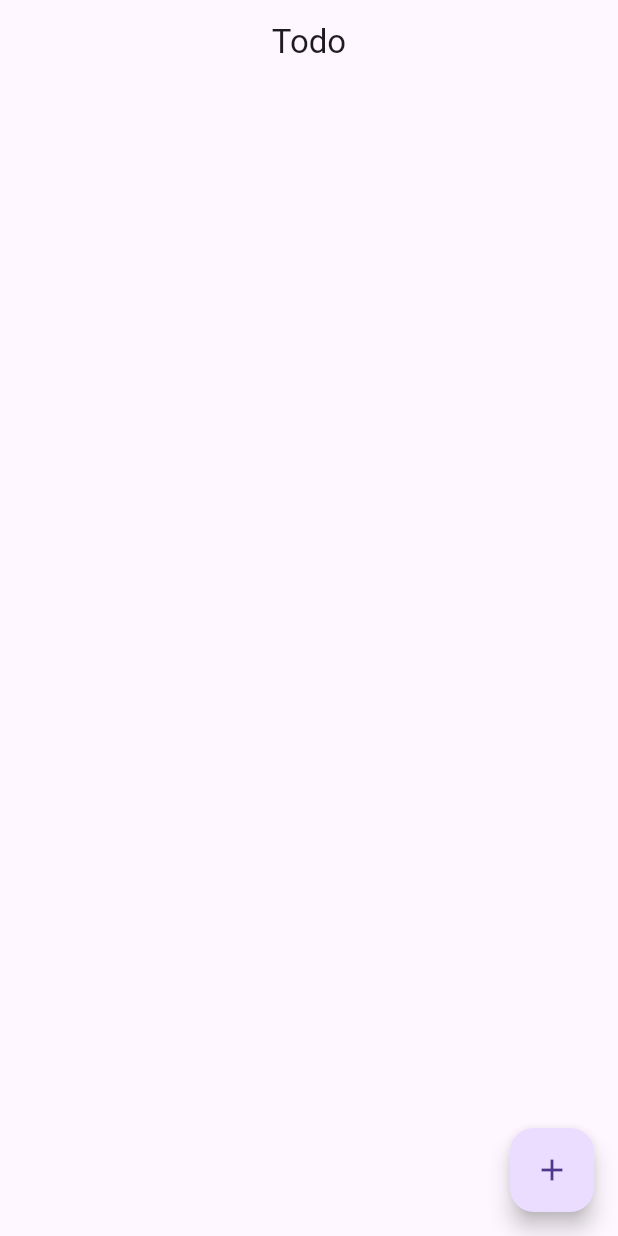
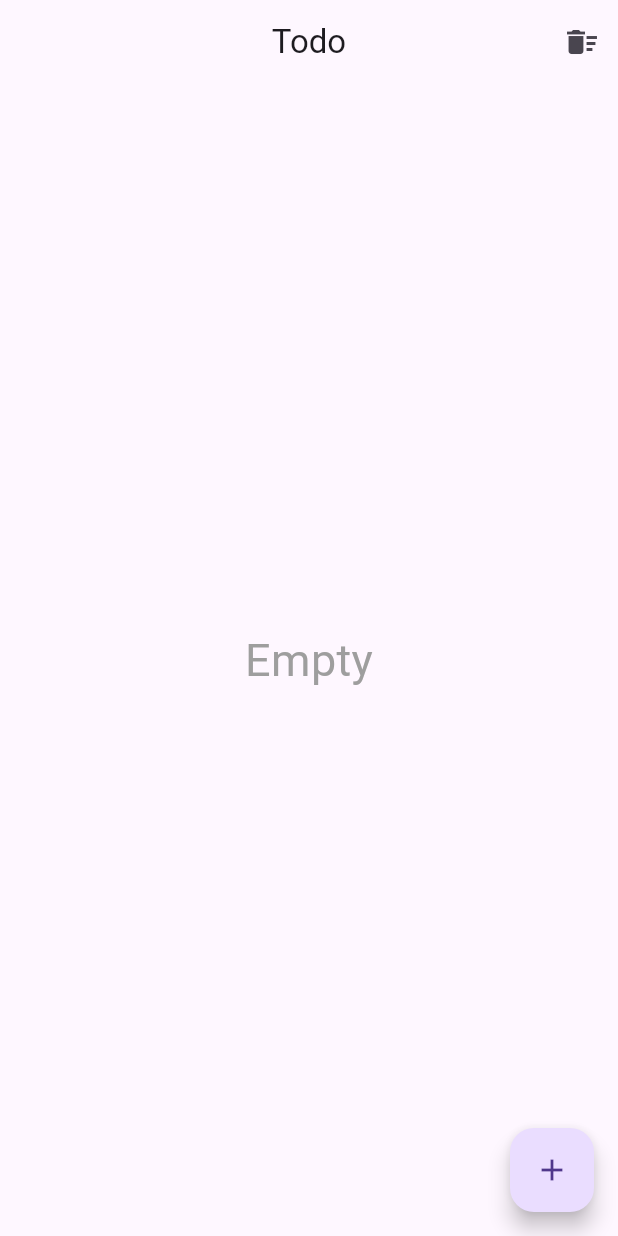
Before and after one commit to AnujitDatta-trickcel/todo_using_bloc, a Flutter app: the screen it shows after launch, on a phone screen of 412 x 824 dp. Run offline on Flutter 3.47's test engine with Material 3 defaults, Android fonts, the phone set to English and light mode, and no system bars; our stand-ins replace equatable, flutter_bloc, shared_preferences.

```diff
--- a/lib/logic/todo_event.dart
+++ b/lib/logic/todo_event.dart
@@ -4,34 +4,42 @@ sealed class TodoEvent extends Equatable {
   const TodoEvent();
 }
 
-class Fetch extends TodoEvent{
-  @override
-  List<Object?> get props => [];
-}
-class Clear extends TodoEvent{
+class Fetch extends TodoEvent{  //Done
   @override
   List<Object?> get props => [];
 }
 
-class Add extends TodoEvent{
+class Clear extends TodoEvent{ //Done
+  @override
+  List<Object?> get props => [];
+}
+
+class Get extends TodoEvent{  //Done
+  final int id;
+  const Get({required this.id});
+  @override
+  List<Object?> get props => [];
+}
+
+class Add extends TodoEvent{ //Done
   final Todo newTodo;
   const Add({required this.newTodo});
   @override
   List<Object?> get props => [newTodo];
 }
-class Complete extends TodoEvent{
+class CompleteTodoStatus extends TodoEvent{ //Done
   final int id;
-  const Complete({required this.id});
+  const CompleteTodoStatus({required this.id});
   @override
   List<Object?> get props => [id];
 }
-class Update extends TodoEvent{
-  final int id;
-  const Update({required this.id});
+class Update extends TodoEvent{ //Done
+  final Todo updatedTodo;
+  const Update({required this.updatedTodo});
   @override
-  List<Object?> get props => [id];
+  List<Object?> get props => [updatedTodo];
 }
-class Delete extends TodoEvent{
+class Delete extends TodoEvent{ //Done
   final int id;
   const Delete({required this.id});
   @override
--- a/lib/logic/todo_state.dart
+++ b/lib/logic/todo_state.dart
@@ -4,11 +4,15 @@ part of 'todo_bloc.dart';
 abstract class TodoState {}
 
 class TodoListLoading extends TodoState {
-  final List<Todo> todos;
-  TodoListLoading({this.todos=const[]});
+  TodoListLoading();
 }
 
 class TodoListFetched extends TodoState {
   final List<Todo> todos;
   TodoListFetched({required this.todos});
 }
+
+class SingleTodoGot extends TodoState{
+  final Todo todo;
+  SingleTodoGot({required this.todo});
+}
--- a/lib/presentation/screens/home.dart
+++ b/lib/presentation/screens/home.dart
@@ -2,6 +2,13 @@ import 'package:flutter/material.dart';
 import 'package:flutter_bloc/flutter_bloc.dart';
 import 'package:todo_using_bloc/data/models/todo_model.dart';
 import 'package:todo_using_bloc/logic/todo_bloc.dart';
+import 'package:todo_using_bloc/presentation/screens/add.dart';
+
+import '../widgets/home_screen/add_button.dart';
+import '../widgets/home_screen/delete_all_todo_button.dart';
+import '../widgets/home_screen/empty_notation.dart';
+import '../widgets/home_screen/loading_notation.dart';
+import '../widgets/home_screen/todo_list.dart';
 
 class HomeScreen extends StatefulWidget {
   const HomeScreen({super.key});
@@ -16,49 +23,33 @@ class _HomeScreenState extends State<HomeScreen> {
     super.initState();
     context.read<TodoBloc>().add(Fetch());
   }
+
   @override
   Widget build(BuildContext context) {
+    int length = 0;
     return Scaffold(
       appBar: AppBar(
         title: const Text('Todo'),
         centerTitle: true,
+        actions: const [
+          DeleteAllTodoButton()
+        ],
       ),
       body: BlocBuilder<TodoBloc, TodoState>(
         builder: (context, state) {
-          return Visibility(
-            visible: state is TodoListFetched,
-            replacement: const Center(
-              child: SizedBox(
-                height: 100,
-                width: 100,
-                child: CircularProgressIndicator(),
-              ),
-            ),
-            child: ListView.separated(
-              itemCount: state is TodoListFetched ? state.todos.length : 0,
-              separatorBuilder: (context, index) => const SizedBox(height: 10),
-              itemBuilder: (context, index) {
-                return ListTile(
-                  leading: CircleAvatar(child: Text(state is TodoListFetched?state.todos[index].id.toString():index.toString()),),
-                  title: Text(state is TodoListFetched? state.todos[index].title+state.todos[index].id.toString():'Dummy Title'),
-                  subtitle: Text(state is TodoListFetched? state.todos[index].description:'This is a dummy todo item'),
-                  trailing: const Icon(Icons.delete),
-                );
-              },
-            ),
-          );
+          if (state is TodoListFetched) {
+            length = state.todos.length;
+            return Visibility(
+              visible: state.todos.isNotEmpty,
+              replacement: const EmptyNotation(),
+              child: TodoList(length: length,state: state,),
+            );
+          } else {
+            return const LoadingNotation();
+          }
         },
       ),
-      floatingActionButton: FloatingActionButton(
-        onPressed: (){
-          context.read<TodoBloc>().add(Add(newTodo: Todo(
-            id: 1,
-            title: 'Todo',
-            description: 'This is a todo example',
-          )));
-        },
-        child: const Icon(Icons.add),
-      ),
+      floatingActionButton: AddButton(length: length,),
     );
   }
 }
--- /dev/null
+++ b/lib/presentation/widgets/home_screen/add_button.dart
@@ -0,0 +1,27 @@
+import 'package:flutter/material.dart';
+
+import '../../screens/add.dart';
+
+class AddButton extends StatelessWidget {
+  const AddButton({
+    super.key,
+    required this.length,
+  });
+  final int length;
+
+  @override
+  Widget build(BuildContext context) {
+    return FloatingActionButton(
+      onPressed: () {
+        Navigator.push(
+            context,
+            MaterialPageRoute(
+                builder: (context) => AddTodoScreen(
+                  length: length,
+                  isNew: true,
+                )));
+      },
+      child: const Icon(Icons.add),
+    );
+  }
+}
--- /dev/null
+++ b/lib/presentation/widgets/home_screen/delete_all_todo_button.dart
@@ -0,0 +1,20 @@
+import 'package:flutter/material.dart';
+import 'package:flutter_bloc/flutter_bloc.dart';
+
+import '../../../logic/todo_bloc.dart';
+
+class DeleteAllTodoButton extends StatelessWidget {
+  const DeleteAllTodoButton({
+    super.key,
+  });
+
+  @override
+  Widget build(BuildContext context) {
+    return IconButton(
+      onPressed: () {
+        context.read<TodoBloc>().add(Clear());
+      },
+      icon: const Icon(Icons.delete_sweep),
+    );
+  }
+}
--- /dev/null
+++ b/lib/presentation/widgets/home_screen/empty_notation.dart
@@ -0,0 +1,20 @@
+import 'package:flutter/material.dart';
+
+class EmptyNotation extends StatelessWidget {
+  const EmptyNotation({
+    super.key,
+  });
+
+  @override
+  Widget build(BuildContext context) {
+    return const Center(
+      child: Text(
+        'Empty',
+        style: TextStyle(
+          color: Colors.grey,
+          fontSize: 30,
+        ),
+      ),
+    );
+  }
+}
```
Also changed, not shown: lib/data/data_providers/shared_prefs.dart (renamed from lib/data/repositories/shared_prefs.dart, +7 -19 lines), lib/data/repositories/todo_ripo.dart (added, +33 -0 lines), lib/logic/todo_bloc.dart (+30 -10 lines), lib/presentation/screens/add.dart (added, +95 -0 lines), lib/presentation/widgets/add_screen/discription_field.dart (added, +24 -0 lines), lib/presentation/widgets/add_screen/title_field.dart (added, +28 -0 lines), lib/presentation/widgets/home_screen/loading_notation.dart (added, +18 -0 lines), lib/presentation/widgets/home_screen/todo_item.dart (added, +35 -0 lines), lib/presentation/widgets/home_screen/todo_list.dart (added, +39 -0 lines), 1 other file.
